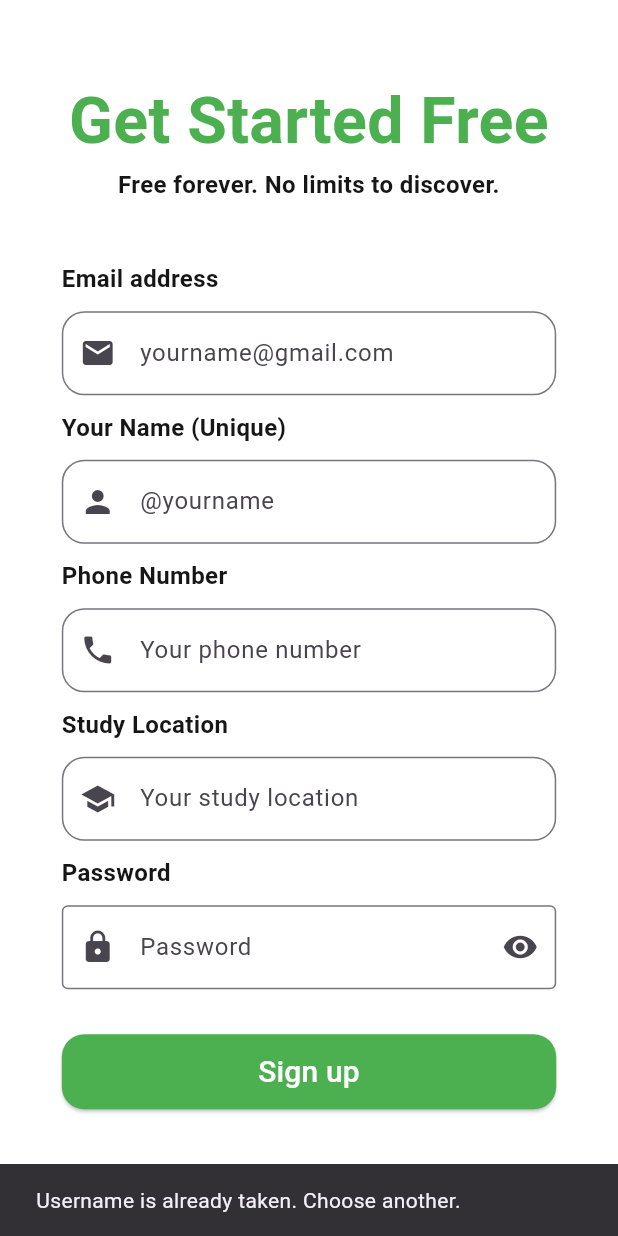
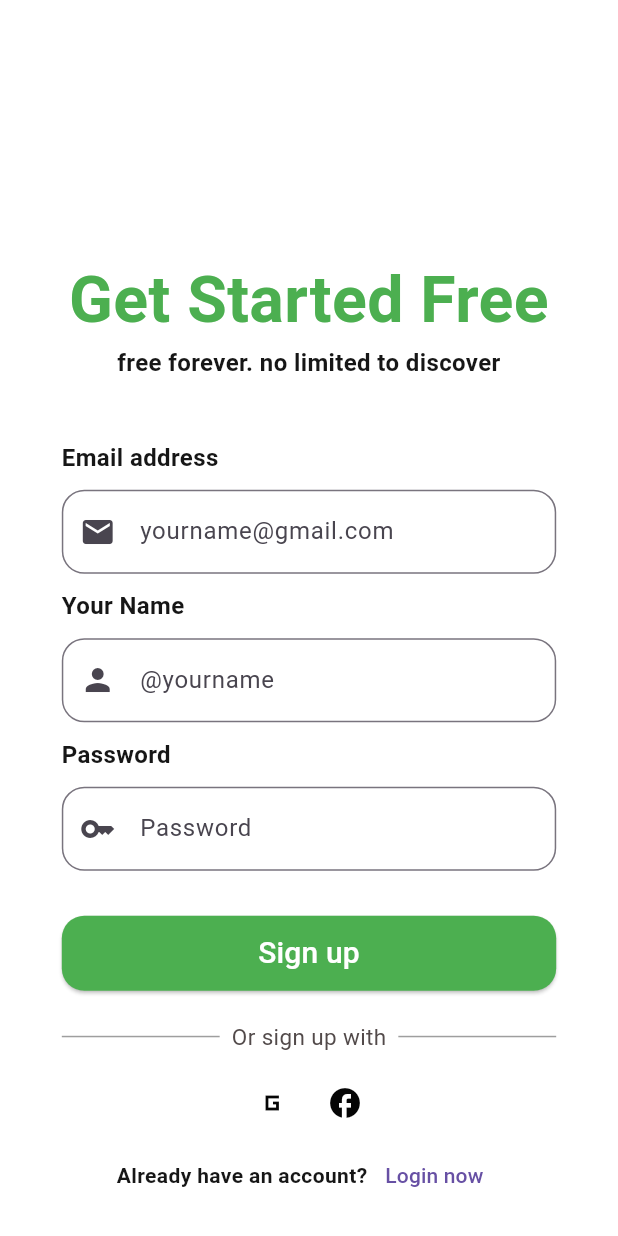
Before and after one commit to MalikKa2002/final_project, a Flutter app: the SignupScreen screen opened directly, after a tap on "Sign up", on a phone screen of 412 x 824 dp. Run offline on Flutter 3.47's test engine with Material 3 defaults, Android fonts, the phone set to English and light mode, and no system bars.

Commit message:
Revert "Malik"

```diff
--- a/smart_guide/lib/Screens/Signup_screen.dart
+++ b/smart_guide/lib/Screens/Signup_screen.dart
@@ -1,14 +1,12 @@
 import 'package:flutter/material.dart';
-import 'package:firebase_auth/firebase_auth.dart';
-import 'package:cloud_firestore/cloud_firestore.dart';
 import 'package:smart_guide/Buttons/main_button.dart';
 import 'package:smart_guide/Buttons/secondary_button.dart';
 import 'package:smart_guide/Screens/login_screen.dart';
 import 'package:smart_guide/Texts/body_text.dart';
 import 'package:smart_guide/Texts/heading_text.dart';
-// import 'package:smart_guide/Texts/text_with_divider.dart';
+import 'package:smart_guide/Texts/text_with_divider.dart';
 import 'package:smart_guide/components/custom_text.dart';
-// import 'package:smart_guide/icons/icons_button.dart';
+import 'package:smart_guide/icons/icons_button.dart';
 
 class SignupScreen extends StatefulWidget {
   const SignupScreen({super.key});
@@ -21,77 +19,6 @@ class _SignupScreenState extends State<SignupScreen> {
   final TextEditingController _usernameController = TextEditingController();
   final TextEditingController _passwordController = TextEditingController();
   final TextEditingController _emailController = TextEditingController();
-  final TextEditingController _phoneController = TextEditingController();
-  final TextEditingController _studyLocationController = TextEditingController();
-
-  final FirebaseAuth _auth = FirebaseAuth.instance;
-  final FirebaseFirestore _firestore = FirebaseFirestore.instance;
-
-  bool _obscurePassword = true; // Password visibility state
-
-  final String superAdminEmail = "admin@smartguide.com";
-  final List<String> campusAdmins = ["campusadmin@campus.com"];
-
-  Future<void> _registerUser() async {
-    try {
-      String username = _usernameController.text.trim();
-
-      // **Check if username already exists**
-      bool usernameExists = await _checkIfUsernameExists(username);
-      if (usernameExists) {
-        ScaffoldMessenger.of(context).showSnackBar(
-          SnackBar(content: Text("Username is already taken. Choose another.")),
-        );
-        return; // Stop the registration process
-      }
-
-      // **Create user in Firebase Authentication**
-      UserCredential userCredential = await _auth.createUserWithEmailAndPassword(
-        email: _emailController.text.trim(),
-        password: _passwordController.text.trim(),
-      );
-
-      // **Determine User Role**
-      String role = "user";
-      if (_emailController.text.trim() == superAdminEmail) {
-        role = "super_admin";
-      } else if (campusAdmins.contains(_emailController.text.trim())) {
-        role = "campus_admin";
-      }
-
-      // **Store user details in Firestore**
-      await _firestore.collection("users").doc(userCredential.user?.uid).set({
-        "username": username,
-        "email": _emailController.text.trim(),
-        "phone": _phoneController.text.trim(),
-        "study_location": _studyLocationController.text.trim(),
-        "role": role,
-        "created_at": Timestamp.now(),
-      });
-
-      ScaffoldMessenger.of(context).showSnackBar(
-        SnackBar(content: Text("Registration successful!")),
-      );
-
-      Navigator.pushReplacement(
-        context,
-        MaterialPageRoute(builder: (context) => LoginScreen()),
-      );
-    } catch (e) {
-      ScaffoldMessenger.of(context).showSnackBar(
-        SnackBar(content: Text(e.toString())),
-      );
-    }
-  }
-
-  // **Method to check if username exists in Firestore**
-  Future<bool> _checkIfUsernameExists(String username) async {
-    QuerySnapshot query = await _firestore
-        .collection("users")
-        .where("username", isEqualTo: username)
-        .get();
-    return query.docs.isNotEmpty; // Returns true if username already exists
-  }
 
   @override
   Widget build(BuildContext context) {
@@ -107,8 +34,10 @@ class _SignupScreenState extends State<SignupScreen> {
             child: IntrinsicHeight(
               child: Padding(
                   padding: EdgeInsets.symmetric(
-                  horizontal: MediaQuery.of(context).size.width * 0.1,
-                  vertical: MediaQuery.of(context).size.height * 0.02,
+                    horizontal: MediaQuery.of(context).size.width *
+                        0.1, // 10% of screen width
+                    vertical: MediaQuery.of(context).size.height *
+                        0.02, // 5% of screen height
                   ),
                   child: Column(
                     mainAxisAlignment: MainAxisAlignment.end,
@@ -116,11 +45,12 @@ class _SignupScreenState extends State<SignupScreen> {
                     children: [
                       HeadingText('Get Started Free'),
                       BodyText(
-                      text: 'Free forever. No limits to discover.',
+                        text: 'free forever. no limited to discover',
                         fontSize: 16,
                       ),
-                    const SizedBox(height: 40),
-
+                      const SizedBox(
+                        height: 40,
+                      ),
                       Align(
                         alignment: Alignment.centerLeft,
                         child: BodyText(text: 'Email address', fontSize: 16),
@@ -130,104 +60,111 @@ class _SignupScreenState extends State<SignupScreen> {
                         controller: _emailController,
                         labelText: 'yourname@gmail.com',
                         prefixIcon: Icons.email,
-                      obscureText: false,
+                        obscureText: true,
+                        validator: (value) {
+                          if (value == null || value.isEmpty) {
+                            return 'Please enter your password';
+                          }
+                          return null;
+                        },
                       ),
                       const SizedBox(height: 10),
-
                       Align(
                         alignment: Alignment.centerLeft,
-                      child: BodyText(text: 'Your Name (Unique)', fontSize: 16),
+                        child: BodyText(text: 'Your Name', fontSize: 16),
                       ),
                       const SizedBox(height: 10),
                       CustomText(
                         controller: _usernameController,
                         labelText: '@yourname',
                         prefixIcon: Icons.person,
-                      obscureText: false,
+                        obscureText: true,
+                        validator: (value) {
+                          if (value == null || value.isEmpty) {
+                            return 'Please enter your password';
+                          }
+                          return null;
+                        },
                       ),
                       const SizedBox(height: 10),
-
-                    Align(
-                      alignment: Alignment.centerLeft,
-                      child: BodyText(text: 'Phone Number', fontSize: 16),
-                    ),
-                    const SizedBox(height: 10),
-                    CustomText(
-                      controller: _phoneController,
-                      labelText: 'Your phone number',
-                      prefixIcon: Icons.phone,
-                      obscureText: false,
-                    ),
-                    const SizedBox(height: 10),
-
-                    Align(
-                      alignment: Alignment.centerLeft,
-                      child: BodyText(text: 'Study Location', fontSize: 16),
-                    ),
-                    const SizedBox(height: 10),
-                    CustomText(
-                      controller: _studyLocationController,
-                      labelText: 'Your study location',
-                      prefixIcon: Icons.school,
-                      obscureText: false,
-                    ),
-                    const SizedBox(height: 10),
-
                       Align(
                         alignment: Alignment.centerLeft,
                         child: BodyText(text: 'Password', fontSize: 16),
                       ),
                       const SizedBox(height: 10),
-                    TextFormField(
+                      CustomText(
                         controller: _passwordController,
-                      obscureText: _obscurePassword,
-                      decoration: InputDecoration(
                         labelText: 'Password',
-                        prefixIcon: Icon(Icons.lock),
-                        suffixIcon: IconButton(
-                          icon: Icon(
-                            _obscurePassword ? Icons.visibility : Icons.visibility_off,
-                          ),
-                          onPressed: () {
-                            setState(() {
-                              _obscurePassword = !_obscurePassword;
-                            });
+                        prefixIcon: Icons.key,
+                        obscureText: true,
+                        validator: (value) {
+                          if (value == null || value.isEmpty) {
+                            return 'Please enter your password';
+                          }
+                          return null;
                         },
                       ),
-                        border: OutlineInputBorder(),
-                      ),
-                    ),
                       const SizedBox(height: 30),
-
                       MainButton(
-                      child: const Text(
+                        child: Text(
                           'Sign up',
                           style: TextStyle(fontSize: 20.0),
                         ),
-                      onPressed: _registerUser,
+                        onPressed: () {
+                          // Navigate or perform an action
+                          print('sign up');
+                        },
                       ),
+
                       const SizedBox(height: 20),
+                      // another way to sign in
+                      TextWithDivider(
+                        text: 'Or sign up with',
+                        fontSize: 15.0,
+                        dividerColor: Colors.grey,
+                        dividerThickness: 1.0,
+                      ),
 
-
+                      const SizedBox(height: 10),
+                      Row(
+                        mainAxisAlignment: MainAxisAlignment.center,
+                        children: [
+                          IconsButton(
+                            icon: Icons.g_mobiledata_sharp,
+                            onPressed: () {
+                              // Navigate or perform an action
+                              print('Button Pressed');
+                            },
+                          ),
+                          IconsButton(
+                            icon: Icons.facebook,
+                            onPressed: () {
+                              // Navigate or perform an action
+                              print('Button Pressed');
+                            },
+                          ),
+                        ],
+                      ),
 
                       Row(
                         mainAxisAlignment: MainAxisAlignment.center,
                         children: [
-                        BodyText(text: 'Already have an account?', fontSize: 14),
+                          BodyText(
+                              text: 'Already have an account?', fontSize: 14),
                           SecondaryButton(
-                          child: const Text('Login now'),
+                            child: Text('Login now'),
                             onPressed: () {
                               Navigator.push(
                                 context,
-                              MaterialPageRoute(builder: (context) => LoginScreen()),
+                                MaterialPageRoute(
+                                    builder: (context) => LoginScreen()),
                               );
                             },
                           ),
                         ],
                       )
                     ],
-                ),
-              ),
+                  )),
             ),
           ),
         );
@@ -235,3 +172,6 @@ class _SignupScreenState extends State<SignupScreen> {
     );
   }
 }
+
+
+// reverse: true,
--- a/smart_guide/lib/main.dart
+++ b/smart_guide/lib/main.dart
@@ -1,10 +1,8 @@
 import 'package:flutter/material.dart';
 import 'package:smart_guide/Screens/welcome_screen.dart';
-import 'package:firebase_core/firebase_core.dart';
+// import 'package:smart_guide/nav_bar.dart';
 
-void main() async {
-  WidgetsFlutterBinding.ensureInitialized();
-  await Firebase.initializeApp(); // Initialize Firebase
+void main() {
   runApp(ARGuideApp());
 }
 
--- a/smart_guide/pubspec.yaml
+++ b/smart_guide/pubspec.yaml
@@ -20,11 +20,6 @@ dependencies:
   english_words: ^4.0.0
   provider: ^6.0.0
   firebase_auth: ^5.3.4
-  firebase_core: ^3.10.1
-  # Add other Firebase packages you need (e.g., Authentication, Firestore)
-  firebase_database: ^11.3.1
-  cloud_firestore: ^5.6.2
-  google_sign_in: ^6.2.2
   # url_launcher: ^6.0.20
   # english_words: ^4.0.0
   # provider: ^6.0.0
```
Also changed, not shown: smart_guide/lib/Screens/forgot_password_screen.dart (+9 -32 lines), smart_guide/lib/Screens/home_screen.dart (+11 -11 lines), smart_guide/lib/Screens/login_screen.dart (+71 -87 lines), smart_guide/pubspec.lock, 6 other files. Lines whose indentation alone changed are shown as unchanged.
